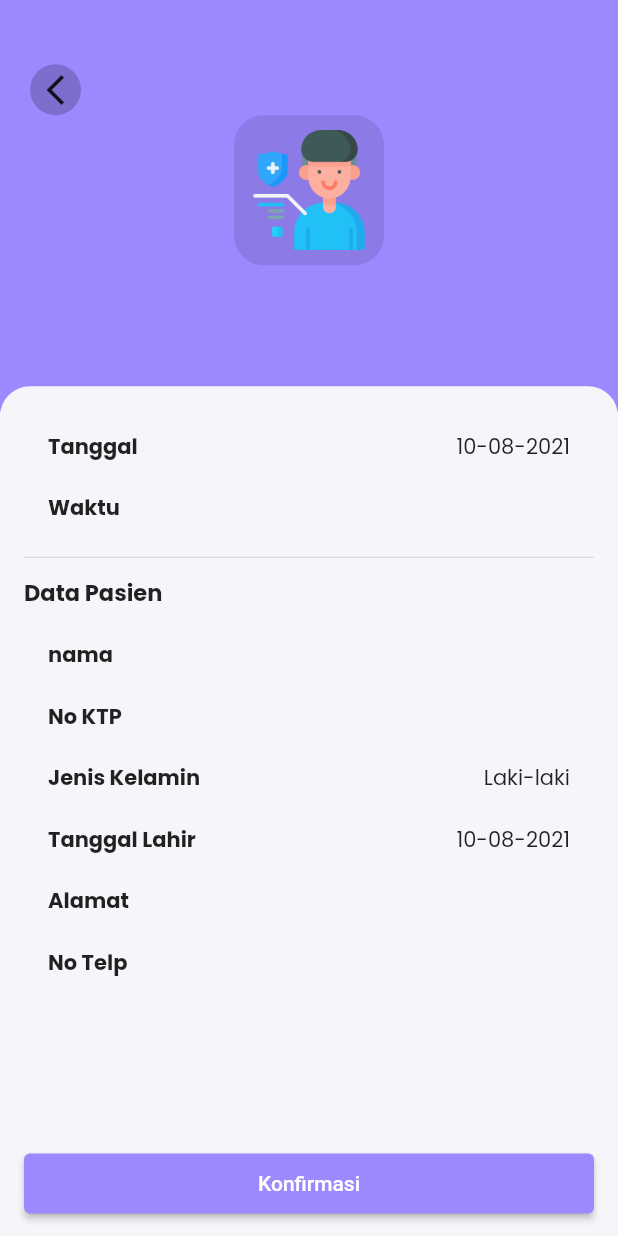
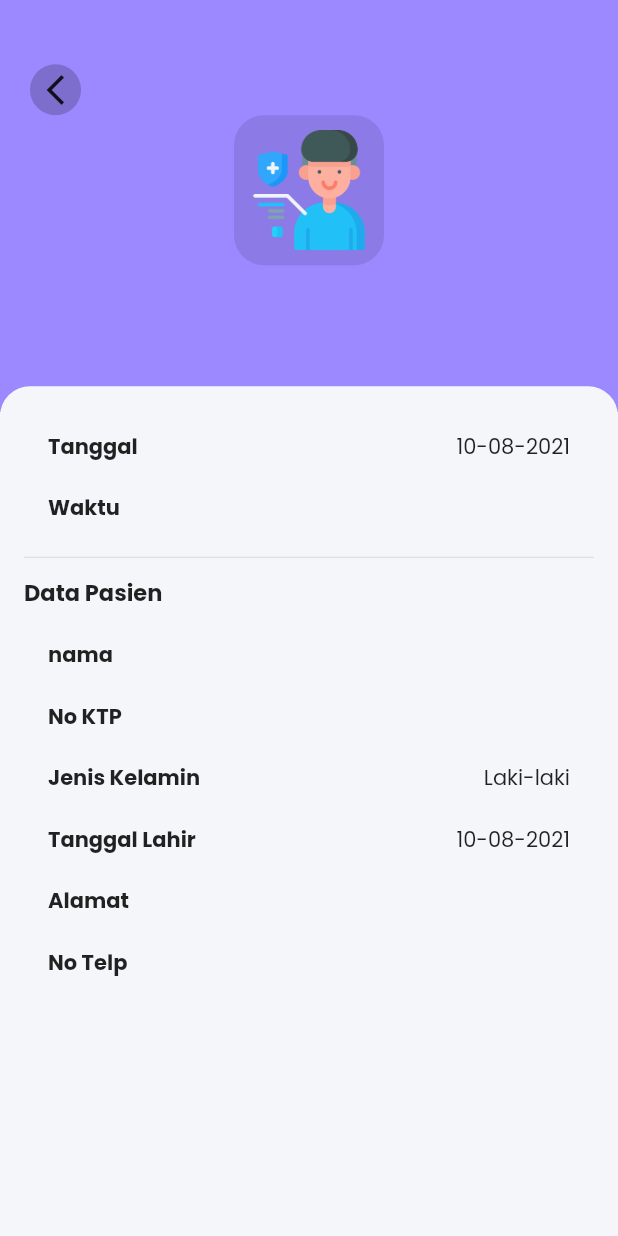
Before and after one commit to ardi7923/flutter-rumahsakit, a Flutter app: the DoctorConfirmDetailScreen widget shown alone on an empty page, opened directly with empty values, on a phone screen of 412 x 824 dp. Run offline on Flutter 3.47's test engine with Material 2 defaults, Android fonts, the phone set to English and light mode, and no system bars; our stand-ins replace bloc, dio, equatable, flutter_bloc, flutter_spinkit, get and 3 more; accounts and stored records are empty; network calls fail.

Commit message:
bugfix detail doctor schedule

```diff
--- a/lib/screen/doctor/doctor_confirm_detail_screen.dart
+++ b/lib/screen/doctor/doctor_confirm_detail_screen.dart
@@ -2,7 +2,13 @@ part of "doctor.dart";
 
 class DoctorConfirmDetailScreen extends StatefulWidget {
   final DoctorSchedule doctorSchedule;
-  DoctorConfirmDetailScreen({required this.doctorSchedule});
+  final bool confirm;
+  final Function? onBackPressed;
+
+  DoctorConfirmDetailScreen(
+      {required this.doctorSchedule,
+      required this.confirm,
+      this.onBackPressed});
 
   @override
   _DoctorConfirmDetailScreenState createState() =>
@@ -26,7 +32,11 @@ class _DoctorConfirmDetailScreenState extends State<DoctorConfirmDetailScreen> {
                 children: [
                   InkWell(
                     onTap: () {
+                      if (widget.onBackPressed != null) {
+                        widget.onBackPressed!();
+                      } else {
                         Get.to(() => DoctorConfirmScheduleScreen());
+                      }
                     },
                     child: Container(
                       padding: EdgeInsets.all(5),
@@ -126,13 +136,17 @@ class _DoctorConfirmDetailScreenState extends State<DoctorConfirmDetailScreen> {
           ],
         ),
       ),
-      bottomNavigationBar: Container(
+      bottomNavigationBar: (widget.confirm)
+          ? Container(
               height: 40,
               margin: EdgeInsets.symmetric(vertical: 15, horizontal: 16),
               child: ElevatedButton(
                   onPressed: () {},
                   style: ElevatedButton.styleFrom(primary: primaryColor),
                   child: Text("Konfirmasi")),
+            )
+          : Container(
+              height: 2,
             ),
     );
   }
--- a/lib/screen/doctor/doctor_confirm_schedule_screen.dart
+++ b/lib/screen/doctor/doctor_confirm_schedule_screen.dart
@@ -53,7 +53,7 @@ class _DoctorConfirmScheduleScreenState
                             splashColor: primaryColor,
                             onTap: () {
                               Get.to(() =>
-                                  DoctorConfirmDetailScreen(doctorSchedule: e));
+                                  DoctorConfirmDetailScreen(doctorSchedule: e,confirm: true,));
                             },
                             child: ListTile(
                                 contentPadding: EdgeInsets.symmetric(
```
Also changed, not shown: lib/screen/doctor/doctor_schedule_screen.dart (+11 -2 lines). Lines whose indentation alone changed are shown as unchanged.
